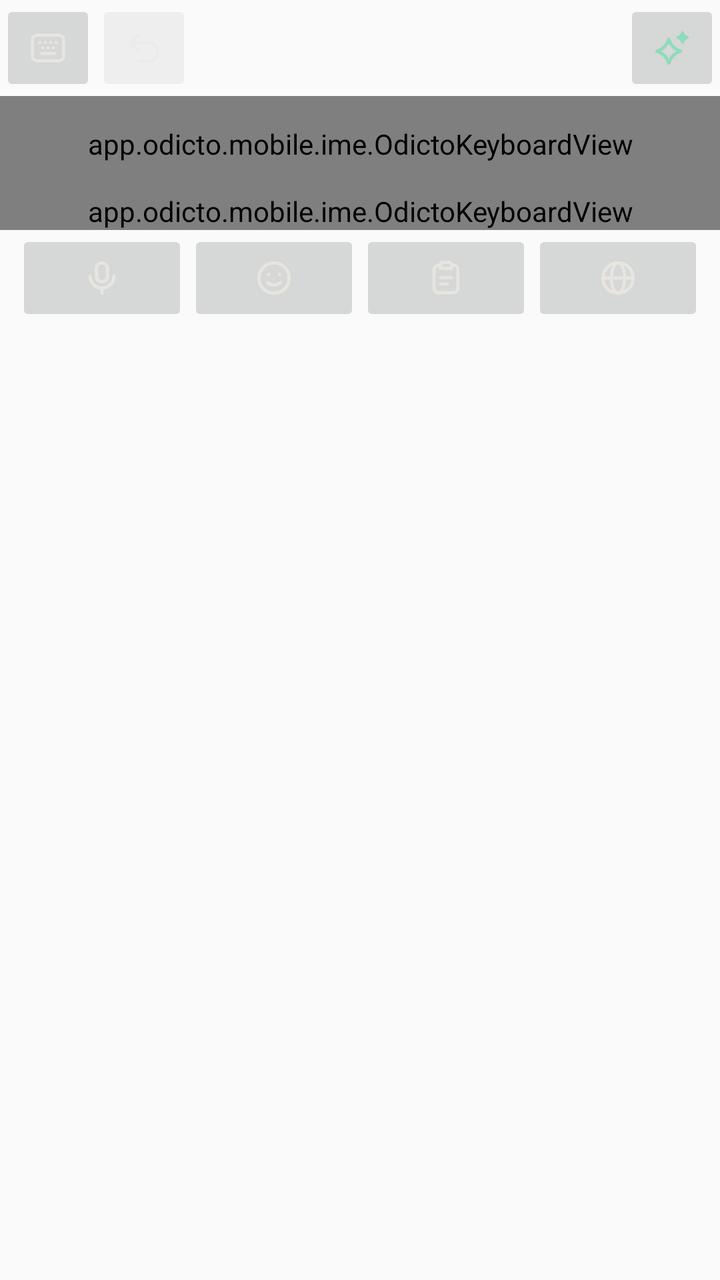
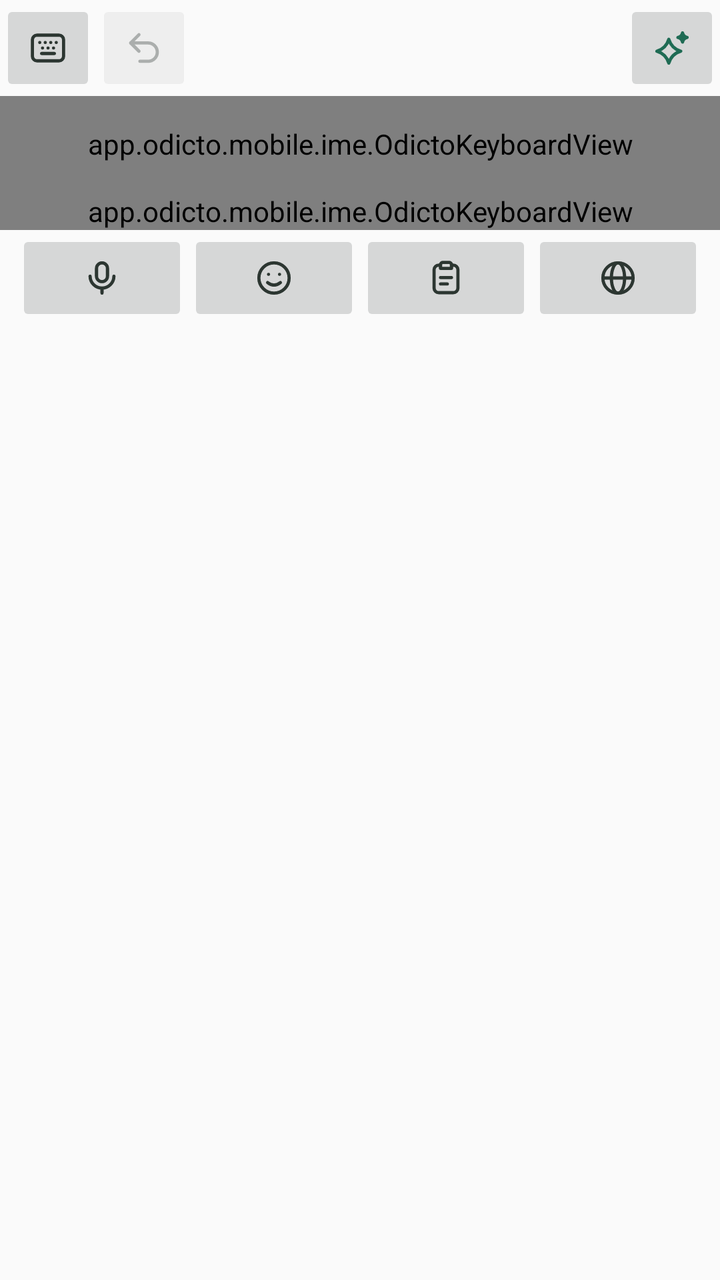

Before-and-after screenshots of an Android layout around one commit, followed by the original layout XML and the change that was made.
<!-- AndroidManifest.xml: application theme AppTheme -->
<!-- res/layout/ime_keyboard.xml -->
<?xml version="1.0" encoding="utf-8"?>
<FrameLayout xmlns:android="http://schemas.android.com/apk/res/android"
    android:layout_width="match_parent"
    android:layout_height="wrap_content">

    <LinearLayout
        android:id="@+id/ime_column"
        android:layout_width="match_parent"
        android:layout_height="wrap_content"
        android:layout_gravity="center_horizontal"
        android:orientation="vertical"
        android:paddingBottom="0dp">

        <LinearLayout
            android:id="@+id/ime_top_controls"
            android:layout_width="match_parent"
            android:layout_height="wrap_content"
            android:orientation="vertical">

            
            
            <FrameLayout
                android:id="@+id/ime_top_row"
                android:layout_width="match_parent"
                android:layout_height="48dp"
                android:layoutDirection="ltr">

                <ImageButton
                    android:id="@+id/ime_keyboard_toggle"
                    android:layout_width="48dp"
                    android:layout_height="48dp"
                    android:layout_gravity="top|start"
                    android:contentDescription="Show keyboard"
                    android:padding="13dp"
                    android:scaleType="fitCenter"
                    android:src="@drawable/odicto_ic_keyboard"
                    android:tint="@color/odicto_toolbar_icon" />

                
                <ImageButton
                    android:id="@+id/ime_undo"
                    android:layout_width="48dp"
                    android:layout_height="48dp"
                    android:layout_gravity="top|start"
                    android:layout_marginStart="48dp"
                    android:alpha="0.35"
                    android:contentDescription="Undo last polish"
                    android:padding="13dp"
                    android:scaleType="fitCenter"
                    android:src="@drawable/odicto_ic_undo"
                    android:tint="@color/odicto_toolbar_icon" />

                <ImageButton
                    android:id="@+id/ime_polish"
                    android:layout_width="48dp"
                    android:layout_height="48dp"
                    android:layout_gravity="top|end"
                    android:contentDescription="Polish all text in this field"
                    android:padding="13dp"
                    android:scaleType="fitCenter"
                    android:src="@drawable/odicto_ic_polish"
                    android:tint="@color/odicto_accent" />

                
                <FrameLayout
                    android:id="@+id/ime_assistance"
                    android:layout_width="match_parent"
                    android:layout_height="48dp"
                    android:layout_gravity="top|start"
                    android:background="@color/odicto_keyboard_background"
                    android:visibility="gone">

                    <LinearLayout
                        android:id="@+id/ime_suggestions"
                        android:layout_width="match_parent"
                        android:layout_height="match_parent"
                        android:orientation="horizontal"
                        android:gravity="center_vertical"
                        android:contentDescription="Spelling suggestions"
                        android:visibility="gone" />

                    <TextView
                        android:id="@+id/ime_polish_status"
                        android:layout_width="match_parent"
                        android:layout_height="match_parent"
                        android:gravity="center_vertical|start"
                        android:lines="1"
                        android:maxLines="1"
                        android:ellipsize="end"
                        android:clickable="false"
                        android:focusable="false"
                        android:paddingStart="8dp"
                        android:paddingEnd="8dp"
                        android:textColor="@color/odicto_accent"
                        android:textSize="13sp"
                        android:visibility="invisible" />
                </FrameLayout>

                
                <FrameLayout
                    android:id="@+id/ime_paste"
                    android:layout_width="match_parent"
                    android:layout_height="48dp"
                    android:layout_gravity="top|start"
                    android:background="@color/odicto_keyboard_background"
                    android:visibility="gone" />
            </FrameLayout>

            
            <app.odicto.mobile.ime.OdictoKeyboardView
                android:id="@+id/ime_quick_keys"
                android:layout_width="match_parent"
                android:layout_height="48dp"
                android:layoutDirection="ltr" />
        </LinearLayout>

        <LinearLayout
            android:id="@+id/ime_typing_area"
            android:layout_width="match_parent"
            android:layout_height="wrap_content"
            android:layout_weight="1"
            android:orientation="vertical">

            
            <FrameLayout
                android:id="@+id/ime_content"
                android:layout_width="match_parent"
                android:layout_height="wrap_content">

                <app.odicto.mobile.ime.OdictoKeyboardView
                    android:id="@+id/ime_keyboard"
                    android:layout_width="match_parent"
                    android:layout_height="wrap_content"
                    android:background="@color/odicto_keyboard_background" />

                <LinearLayout
                    android:id="@+id/emoji_panel"
                    android:layout_width="match_parent"
                    android:layout_height="match_parent"
                    android:background="@color/odicto_keyboard_background"
                    android:elevation="4dp"
                    android:orientation="vertical"
                    android:paddingStart="6dp"
                    android:paddingEnd="6dp"
                    android:visibility="gone" />

                <LinearLayout
                    android:id="@+id/clipboard_panel"
                    android:layout_width="match_parent"
                    android:layout_height="match_parent"
                    android:background="@color/odicto_keyboard_background"
                    android:elevation="4dp"
                    android:orientation="vertical"
                    android:paddingStart="6dp"
                    android:paddingEnd="6dp"
                    android:visibility="gone" />

                
                <TextView
                    android:id="@+id/ime_notice"
                    android:layout_width="match_parent"
                    android:layout_height="wrap_content"
                    android:layout_gravity="bottom"
                    android:layout_margin="8dp"
                    android:background="@drawable/odicto_key_background"
                    android:gravity="center"
                    android:padding="10dp"
                    android:textColor="#E7E5DF"
                    android:textSize="13sp"
                    android:visibility="gone" />
            </FrameLayout>

            
            <include
                android:id="@+id/function_row"
                layout="@layout/ime_function_row" />

        </LinearLayout>

    </LinearLayout>
</FrameLayout>
<!-- res/layout/ime_function_row.xml (included above) -->
<?xml version="1.0" encoding="utf-8"?>
<LinearLayout xmlns:android="http://schemas.android.com/apk/res/android"
    android:id="@+id/function_row"
    android:layout_width="match_parent"
    android:layout_height="48dp"
    android:background="@android:color/transparent"
    android:baselineAligned="false"
    android:gravity="center_vertical"
    android:orientation="horizontal"
    android:paddingStart="8dp"
    android:paddingEnd="8dp">

    <ImageButton
        android:id="@+id/function_mic"
        android:layout_width="0dp"
        android:layout_height="48dp"
        android:layout_weight="1"
        android:contentDescription="Hold to speak. Double tap for voice options."
        android:padding="13dp"
        android:scaleType="fitCenter"
        android:src="@drawable/odicto_ic_mic"
        android:tint="@color/odicto_toolbar_icon" />

    <ImageButton
        android:id="@+id/function_emoji"
        android:layout_width="0dp"
        android:layout_height="48dp"
        android:layout_weight="1"
        android:contentDescription="Emoji"
        android:padding="13dp"
        android:scaleType="fitCenter"
        android:src="@drawable/odicto_ic_emoji"
        android:tint="@color/odicto_toolbar_icon" />

    <ImageButton
        android:id="@+id/function_clipboard"
        android:layout_width="0dp"
        android:layout_height="48dp"
        android:layout_weight="1"
        android:contentDescription="Clipboard"
        android:padding="13dp"
        android:scaleType="fitCenter"
        android:src="@drawable/odicto_ic_clipboard"
        android:tint="@color/odicto_toolbar_icon" />

    <ImageButton
        android:id="@+id/function_switch"
        android:layout_width="0dp"
        android:layout_height="48dp"
        android:layout_weight="1"
        android:contentDescription="Switch to the next keyboard"
        android:padding="13dp"
        android:scaleType="fitCenter"
        android:src="@drawable/odicto_ic_switch_keyboard"
        android:tint="@color/odicto_toolbar_icon" />
</LinearLayout>
<!-- resources referenced by this layout -->
<resources>
  <color name="odicto_accent">#FF8EDCBB</color>
  <color name="odicto_keyboard_background">#FF17191C</color>
  <color name="odicto_toolbar_icon">#FFE7E5DF</color>
  <!-- drawable odicto_ic_polish (drawable) -->
  <?xml version="1.0" encoding="utf-8"?>
  <vector xmlns:android="http://schemas.android.com/apk/res/android"
      android:width="24dp" android:height="24dp"
      android:viewportWidth="24" android:viewportHeight="24">
      <path android:fillColor="#00000000" android:strokeColor="#FFFFFFFF" android:strokeWidth="1.75" android:strokeLineCap="round" android:strokeLineJoin="round"
          android:pathData="M10.25,7.25 Q11.75,12.25 16.75,13.75 Q11.75,15.25 10.25,20.25 Q8.75,15.25 3.75,13.75 Q8.75,12.25 10.25,7.25 Z" />
      <path android:fillColor="#FFFFFFFF" android:strokeColor="#FFFFFFFF" android:strokeWidth="1.75" android:strokeLineCap="round" android:strokeLineJoin="round"
          android:pathData="M17.75,3.75 Q18.2,5.8 20.25,6.25 Q18.2,6.7 17.75,8.75 Q17.3,6.7 15.25,6.25 Q17.3,5.8 17.75,3.75 Z" />
  </vector>
  <!-- drawable odicto_ic_undo (drawable) -->
  <?xml version="1.0" encoding="utf-8"?>
  <vector xmlns:android="http://schemas.android.com/apk/res/android"
      android:width="24dp" android:height="24dp"
      android:viewportWidth="24" android:viewportHeight="24">
      <path android:fillColor="#00000000" android:strokeColor="#FFFFFFFF" android:strokeWidth="1.75" android:strokeLineCap="round" android:strokeLineJoin="round"
          android:pathData="M9.25,4.75 L4.75,9.25 L9.25,13.75" />
      <path android:fillColor="#00000000" android:strokeColor="#FFFFFFFF" android:strokeWidth="1.75" android:strokeLineCap="round" android:strokeLineJoin="round"
          android:pathData="M4.75,9.25 H14.25 A5,5 0 0 1 14.25,19.25 H9.75" />
  </vector>
  <!-- drawable odicto_key_background (drawable) -->
  <?xml version="1.0" encoding="utf-8"?>
  <selector xmlns:android="http://schemas.android.com/apk/res/android">
      <item android:state_pressed="true">
          <shape android:shape="rectangle">
              <solid android:color="#303438" />
              <corners android:radius="10dp" />
              <stroke android:width="1dp" android:color="#4A5055" />
          </shape>
      </item>
      <item android:state_enabled="false">
          <shape android:shape="rectangle">
              <solid android:color="#212326" />
              <corners android:radius="10dp" />
              <stroke android:width="1dp" android:color="#282B2E" />
          </shape>
      </item>
      <item>
          <shape android:shape="rectangle">
              <solid android:color="#282B2E" />
              <corners android:radius="10dp" />
              <stroke android:width="1dp" android:color="#3B4044" />
          </shape>
      </item>
  </selector>
  <style name="AppTheme" parent="Theme.AppCompat.Light.DarkActionBar">
          
          <item name="colorPrimary">@color/colorPrimary</item>
          <item name="colorPrimaryDark">@color/colorPrimaryDark</item>
          <item name="colorAccent">@color/colorAccent</item>
      </style>
  <!-- unchanged entries left out for length: 5 -->
</resources>

<!-- the commit's change to res/layout/ime_keyboard.xml (unified diff, before → after) -->
@@ -165,7 +165,7 @@
                     android:background="@drawable/odicto_key_background"
                     android:gravity="center"
                     android:padding="10dp"
-                    android:textColor="#E7E5DF"
+                    android:textColor="@color/odicto_key_label"
                     android:textSize="13sp"
                     android:visibility="gone" />
             </FrameLayout>
<!-- resource entries referenced after the edit -->
@@ -1,8 +1,9 @@
 <!-- resources referenced by this layout -->
 <resources>
-  <color name="odicto_accent">#FF8EDCBB</color>
-  <color name="odicto_keyboard_background">#FF17191C</color>
-  <color name="odicto_toolbar_icon">#FFE7E5DF</color>
+  <color name="odicto_accent">#FF1F6B54</color>
+  <color name="odicto_key_label">#FF1B2420</color>
+  <color name="odicto_keyboard_background">#FFE6EAE5</color>
+  <color name="odicto_toolbar_icon">#FF2C3631</color>
   <!-- drawable odicto_ic_polish (drawable) -->
   <?xml version="1.0" encoding="utf-8"?>
   <vector xmlns:android="http://schemas.android.com/apk/res/android"
@@ -28,23 +29,23 @@
   <selector xmlns:android="http://schemas.android.com/apk/res/android">
       <item android:state_pressed="true">
           <shape android:shape="rectangle">
-              <solid android:color="#303438" />
+              <solid android:color="@color/odicto_panel_card_selected" />
               <corners android:radius="10dp" />
-              <stroke android:width="1dp" android:color="#4A5055" />
+              <stroke android:width="1dp" android:color="@color/odicto_popup_edge" />
           </shape>
       </item>
       <item android:state_enabled="false">
           <shape android:shape="rectangle">
-              <solid android:color="#212326" />
+              <solid android:color="@color/odicto_panel_card" />
               <corners android:radius="10dp" />
-              <stroke android:width="1dp" android:color="#282B2E" />
+              <stroke android:width="1dp" android:color="@color/odicto_surface_raised" />
           </shape>
       </item>
       <item>
           <shape android:shape="rectangle">
-              <solid android:color="#282B2E" />
+              <solid android:color="@color/odicto_surface_raised" />
               <corners android:radius="10dp" />
-              <stroke android:width="1dp" android:color="#3B4044" />
+              <stroke android:width="1dp" android:color="@color/odicto_divider" />
           </shape>
       </item>
   </selector>
@@ -54,6 +55,11 @@
           <item name="colorPrimaryDark">@color/colorPrimaryDark</item>
           <item name="colorAccent">@color/colorAccent</item>
       </style>
+  <color name="odicto_panel_card_selected">#FFD9E0D9</color>
+  <color name="odicto_popup_edge">#FFBAC3BB</color>
+  <color name="odicto_panel_card">#FFFFFFFF</color>
+  <color name="odicto_surface_raised">#FFEDF1EC</color>
+  <color name="odicto_divider">#FFC6CEC6</color>
   <!-- unchanged entries left out for length: 5 -->
 </resources>
 
